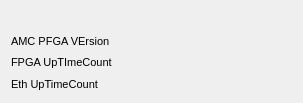
This is new_look/firmware_version.ui in cristinasewell/ATCA_PyDM_Screens as Qt 5 draws it before an edit. The edited form follows.
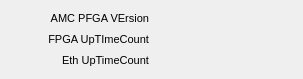
This is the edited form. Custom widgets are drawn as their Qt base class.

What changed in the file:
```diff
--- a/new_look/firmware_version.ui
+++ b/new_look/firmware_version.ui
@@ -7,38 +7,29 @@
     <x>0</x>
     <y>0</y>
     <width>303</width>
-    <height>103</height>
+    <height>79</height>
    </rect>
   </property>
   <property name="windowTitle">
    <string>Form</string>
   </property>
   <layout class="QGridLayout" name="gridLayout">
-   <item row="3" column="0">
-    <widget class="QLabel" name="label_4">
+   <item row="2" column="1">
+    <widget class="PyDMLabel" name="PyDMLabel_4">
      <property name="font">
       <font>
        <pointsize>8</pointsize>
       </font>
      </property>
-     <property name="text">
-      <string>Eth UpTimeCount</string>
+     <property name="toolTip">
+      <string/>
+     </property>
+     <property name="channel" stdset="0">
+      <string>ca://${DEVICE}:AMC_ETHUPTIMECNT</string>
      </property>
     </widget>
    </item>
    <item row="1" column="0">
-    <widget class="QLabel" name="label_2">
-     <property name="font">
-      <font>
-       <pointsize>8</pointsize>
-      </font>
-     </property>
-     <property name="text">
-      <string>AMC PFGA VErsion</string>
-     </property>
-    </widget>
-   </item>
-   <item row="2" column="0">
     <widget class="QLabel" name="label_3">
      <property name="font">
       <font>
@@ -48,9 +39,12 @@
      <property name="text">
       <string>FPGA UpTImeCount</string>
      </property>
+     <property name="alignment">
+      <set>Qt::AlignRight|Qt::AlignTrailing|Qt::AlignVCenter</set>
+     </property>
     </widget>
    </item>
-   <item row="1" column="1">
+   <item row="0" column="1">
     <widget class="PyDMLabel" name="PyDMLabel_2">
      <property name="font">
       <font>
@@ -65,7 +59,7 @@
      </property>
     </widget>
    </item>
-   <item row="2" column="1">
+   <item row="1" column="1">
     <widget class="PyDMLabel" name="PyDMLabel_3">
      <property name="font">
       <font>
@@ -80,36 +74,33 @@
      </property>
     </widget>
    </item>
-   <item row="3" column="1">
-    <widget class="PyDMLabel" name="PyDMLabel_4">
+   <item row="0" column="0">
+    <widget class="QLabel" name="label_2">
      <property name="font">
       <font>
        <pointsize>8</pointsize>
       </font>
      </property>
-     <property name="toolTip">
-      <string/>
+     <property name="text">
+      <string>AMC PFGA VErsion</string>
      </property>
-     <property name="channel" stdset="0">
-      <string>ca://${DEVICE}:AMC_ETHUPTIMECNT</string>
+     <property name="alignment">
+      <set>Qt::AlignRight|Qt::AlignTrailing|Qt::AlignVCenter</set>
      </property>
     </widget>
    </item>
-   <item row="0" column="0" colspan="2">
-    <widget class="PyDMLabel" name="PyDMLabel">
+   <item row="2" column="0">
+    <widget class="QLabel" name="label_4">
      <property name="font">
       <font>
        <pointsize>8</pointsize>
       </font>
      </property>
-     <property name="toolTip">
-      <string/>
+     <property name="text">
+      <string>Eth UpTimeCount</string>
      </property>
-     <property name="channel" stdset="0">
-      <string>ca://${DEVICE}:AMC_BUILDSTAMP</string>
-     </property>
-     <property name="displayFormat" stdset="0">
-      <enum>PyDMLabel::String</enum>
+     <property name="alignment">
+      <set>Qt::AlignRight|Qt::AlignTrailing|Qt::AlignVCenter</set>
      </property>
     </widget>
    </item>
```
